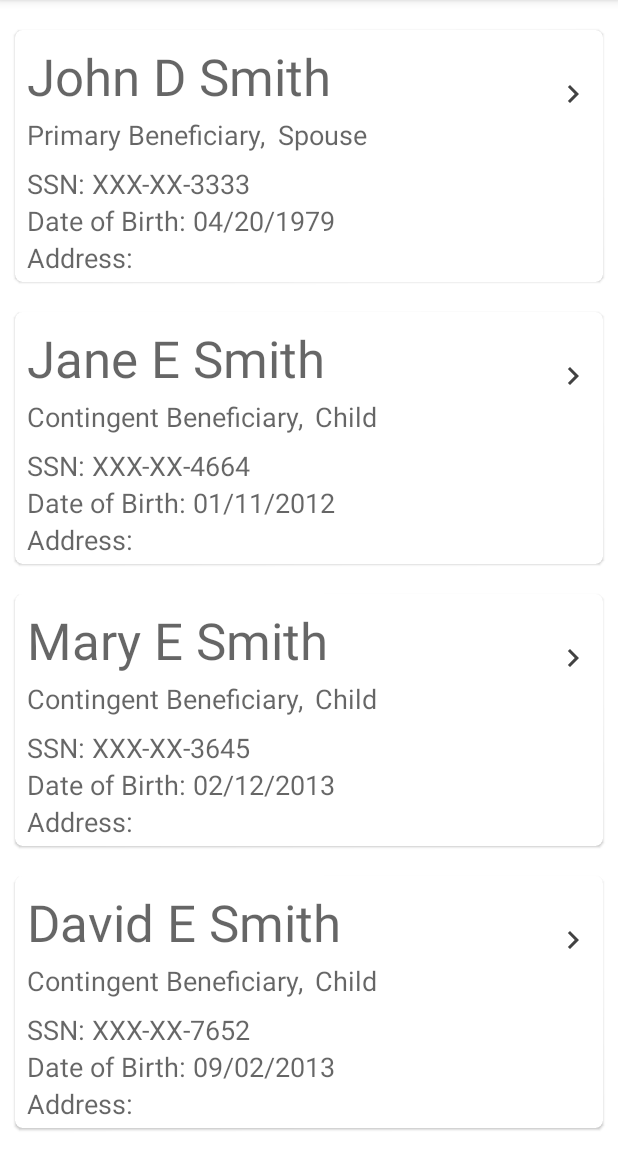
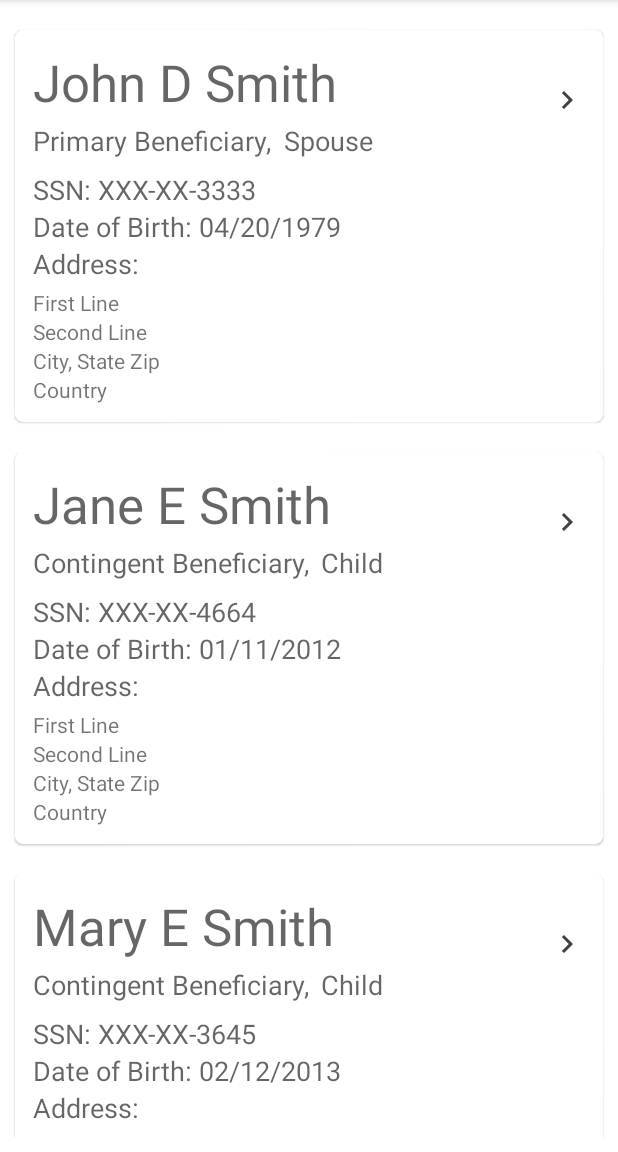
Before and after one commit to katyluttrell/Beneficiaries, an Android app: the screen it shows after launch (MainActivity), on a phone screen of 412 x 824 dp, the part 84-1236 px from its top. Run offline under Robolectric (Android 15) with nearby library versions, the phone set to English and light mode, and no system bars; our stand-ins replace data binding.

Commit message:
address layout

```diff
--- a/Beneficiaries/app/src/main/res/layout/beneficiary_card.xml
+++ b/Beneficiaries/app/src/main/res/layout/beneficiary_card.xml
@@ -13,7 +13,8 @@
 
         <RelativeLayout
             android:layout_width="match_parent"
-            android:layout_height="wrap_content">
+            android:layout_height="wrap_content"
+            android:layout_margin="4dp">
 
             <RelativeLayout
                 android:id="@+id/beneficiary_card_top"
@@ -94,12 +95,55 @@
                     android:text="@string/date_of_birth_display"
                     android:textAppearance="@style/TextAppearance.AppCompat.Medium" />
 
-                <TextView
-                    android:id="@+id/address_label"
+                <RelativeLayout
+                    android:id="@+id/address_layout"
                     android:layout_width="wrap_content"
                     android:layout_height="wrap_content"
-                    android:text="@string/address_label"
-                    android:textAppearance="@style/TextAppearance.AppCompat.Medium" />
+                    android:orientation="vertical">
+
+                    <TextView
+                        android:id="@+id/address_label"
+                        android:layout_width="wrap_content"
+                        android:layout_height="wrap_content"
+                        android:text="@string/address_label"
+                        android:textAppearance="@style/TextAppearance.AppCompat.Medium" />
+
+                    <LinearLayout
+                        android:layout_width="wrap_content"
+                        android:layout_height="wrap_content"
+                        android:layout_marginVertical="4dp"
+                        android:orientation="vertical"
+                        android:layout_below="@id/address_label">
+
+                        <TextView
+                            android:id="@+id/address_first_line"
+                            android:layout_width="wrap_content"
+                            android:layout_height="wrap_content"
+                            android:text="First Line"
+                            android:textAppearance="@style/TextAppearance.AppCompat.Small" />
+
+                        <TextView
+                            android:id="@+id/address_scnd_line"
+                            android:layout_width="wrap_content"
+                            android:layout_height="wrap_content"
+                            android:text="Second Line"
+                            android:textAppearance="@style/TextAppearance.AppCompat.Small" />
+
+                        <TextView
+                            android:id="@+id/city_state_zip"
+                            android:layout_width="wrap_content"
+                            android:layout_height="wrap_content"
+                            android:text="City, State Zip"
+                            android:textAppearance="@style/TextAppearance.AppCompat.Small" />
+
+                        <TextView
+                            android:id="@+id/country"
+                            android:layout_width="wrap_content"
+                            android:layout_height="wrap_content"
+                            android:text="Country"
+                            android:textAppearance="@style/TextAppearance.AppCompat.Small" />
+                    </LinearLayout>
+                </RelativeLayout>
             </LinearLayout>
 
         </RelativeLayout>
```
